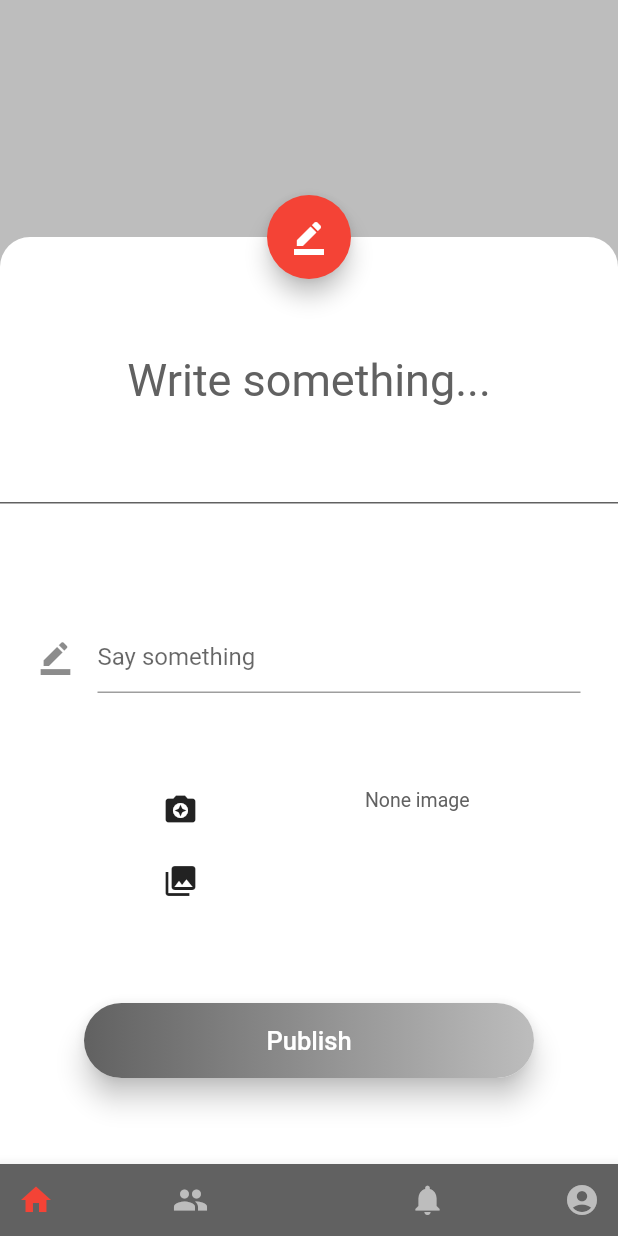
After one commit to florian-gustin/flutter_social_gf_bloc_rx, a Flutter app: the screen it shows once a user with an empty profile is signed in, after a tap on the "border color" icon, on a phone screen of 412 x 824 dp. The commit adds this screen. Run offline on Flutter 3.47's test engine with Material 2 defaults, Android fonts, the phone set to English and light mode, and no system bars; our stand-ins replace cloud_firestore, firebase_auth, firebase_storage, image_picker, rxdart; accounts and stored records are empty.

Commit message:
feat : add post

```diff
--- a/lib/blocs/bloc_home.dart
+++ b/lib/blocs/bloc_home.dart
@@ -12,7 +12,7 @@ class BlocHome extends BlocBase {
   Firebase _firebase;
   int index;
 
-  PublishSubject<int> _subjectIndex = PublishSubject<int>();
+  BehaviorSubject<int> _subjectIndex = BehaviorSubject<int>();
   Stream<int> get streamIndex => _subjectIndex.stream;
   Sink<int> get sinkIndex => _subjectIndex.sink;
 
--- /dev/null
+++ b/lib/blocs/bloc_new_post.dart
@@ -0,0 +1,57 @@
+import 'dart:io';
+
+import 'package:firebase_storage/firebase_storage.dart';
+import 'package:flutter/material.dart';
+import 'package:flutter_social_gf_bloc_rx/blocs/base.dart';
+import 'package:flutter_social_gf_bloc_rx/services/firebase.dart';
+import 'package:flutter_social_gf_bloc_rx/ui/theme/widgets.dart';
+import 'package:image_picker/image_picker.dart';
+import 'package:rxdart/rxdart.dart';
+
+class BlocNewPost extends BlocBase {
+  Firebase _firebase;
+  TextEditingController textEditingController;
+  File imageTaken;
+
+  BehaviorSubject<File> _subjectImageTaken = BehaviorSubject<File>();
+  Stream<File> get streamImageTaken => _subjectImageTaken.stream;
+  Sink<File> get sinkImageTaken => _subjectImageTaken.sink;
+
+  BlocNewPost() {
+    _firebase = Firebase();
+    textEditingController = TextEditingController();
+  }
+
+  Future<void> takePicture(ImageSource source) async {
+    File image = await ImagePicker.pickImage(
+        source: source, maxWidth: 500.0, maxHeight: 500.0);
+    imageTaken = image;
+    syncImageTaken();
+  }
+
+  Stream takePictureAsStream(ImageSource source) {
+    ImagePicker.pickImage(source: source).asStream().listen((File file) {
+      imageTaken = file;
+      syncImageTaken();
+    });
+  }
+
+  void addPostInFirebase(BuildContext context, String uid) {
+    hideKeyboard(context);
+    popContext(context);
+    if (imageTaken != null ||
+        (textEditingController.text != null &&
+            textEditingController.text != '')) {
+      _firebase.addPost(uid, textEditingController.text, imageTaken);
+    }
+  }
+
+  void syncImageTaken() => sinkImageTaken.add(imageTaken);
+
+  @override
+  void dispose() {
+    _subjectImageTaken.close();
+    textEditingController.dispose();
+    fDisposingBlocOf('Bloc New Post');
+  }
+}
--- a/lib/blocs/bloc_router.dart
+++ b/lib/blocs/bloc_router.dart
@@ -1,5 +1,6 @@
 import 'package:flutter/material.dart';
 import 'package:flutter_social_gf_bloc_rx/blocs/bloc_home.dart';
+import 'package:flutter_social_gf_bloc_rx/blocs/bloc_new_post.dart';
 import 'package:flutter_social_gf_bloc_rx/blocs/bloc_profile.dart';
 import 'package:flutter_social_gf_bloc_rx/blocs/bloc_profile.dart';
 import 'package:flutter_social_gf_bloc_rx/blocs/bloc_users.dart';
@@ -9,6 +10,7 @@ import 'package:flutter_social_gf_bloc_rx/models/user.dart';
 import 'package:flutter_social_gf_bloc_rx/ui/pages/auth_page.dart';
 import 'package:flutter_social_gf_bloc_rx/ui/pages/feed_page.dart';
 import 'package:flutter_social_gf_bloc_rx/ui/pages/home_page.dart';
+import 'package:flutter_social_gf_bloc_rx/ui/pages/new_post_page.dart';
 import 'package:flutter_social_gf_bloc_rx/ui/pages/notifications_page.dart';
 import 'package:flutter_social_gf_bloc_rx/ui/pages/notifications_page.dart';
 import 'package:flutter_social_gf_bloc_rx/ui/pages/notifications_page.dart';
@@ -59,4 +61,10 @@ class BlocRouter {
         onDispose: (_, bloc) => bloc.dispose(),
         child: ProfilePage(),
       );
+
+  BlocProvider newPost() => BlocProvider<BlocNewPost>(
+        builder: (_, bloc) => BlocNewPost(),
+        onDispose: (_, bloc) => bloc.dispose(),
+        child: NewPostPage(),
+      );
 }
--- /dev/null
+++ b/lib/models/post.dart
@@ -0,0 +1,40 @@
+import 'package:cloud_firestore/cloud_firestore.dart';
+import 'package:flutter_social_gf_bloc_rx/models/user.dart';
+import 'package:flutter_social_gf_bloc_rx/ui/theme/widgets.dart';
+
+class Post {
+  DocumentReference ref;
+  String documentID, id, text, userID, imageUrl;
+  int date;
+  List<dynamic> likes;
+  List<dynamic> comments;
+
+  User user;
+
+  Post(this.user, DocumentSnapshot snapshot) {
+    ref = snapshot.reference;
+    documentID = snapshot.documentID;
+    Map<String, dynamic> map = snapshot.data;
+    id = map[kPostID];
+    text = map[kText];
+    userID = map[kUID];
+    imageUrl = map[kImageUrl];
+    date = map[kDate];
+    likes = map[kLikes];
+    comments = map[kComments];
+  }
+
+  Map<String, dynamic> toMap() {
+    Map<String, dynamic> map = {
+      kPostID: id,
+      kUID: userID,
+      kDate: date,
+      kLikes: likes,
+      kComments: comments,
+    };
+    if (text != null) map[kText] = text;
+    if (imageUrl != null) map[kImageUrl] = imageUrl;
+
+    return map;
+  }
+}
--- a/lib/ui/pages/home_page.dart
+++ b/lib/ui/pages/home_page.dart
@@ -32,19 +32,25 @@ class HomePage extends StatelessWidget {
     return StreamBuilder<User>(
       stream: home.streamUser,
       builder: (context, snapshot) {
+        final user = snapshot.data;
         return (snapshot.hasData)
-            ? StreamBuilder(
+            ? StreamBuilder<int>(
                 stream: home.streamIndex,
                 builder: (ctx, snap) {
-                  return (snapshot.hasData)
+                  final index = snap.data;
+                  return (snap.hasData)
                       ? Scaffold(
                           key: home.globalKey,
                           backgroundColor: base,
-                          body: showPage(snap.data, snapshot.data),
+                          body: showPage(index, user),
                           floatingActionButtonLocation:
                               FloatingActionButtonLocation.centerDocked,
                           floatingActionButton: FloatingActionButton(
-                            onPressed: () {},
+                            onPressed: () {
+                              home.globalKey.currentState.showBottomSheet(
+                                (context) => BlocRouter().newPost(),
+                              );
+                            },
                             child: iWrite,
                             backgroundColor: pointer,
                           ),
@@ -53,12 +59,12 @@ class HomePage extends StatelessWidget {
                                 icon: iHome,
                                 onPressed: (() =>
                                     home.onBottomBarItemSelected(0)),
-                                selected: home.index == 0),
+                                selected: index == 0),
                             MyBarItem(
                                 icon: iFriends,
                                 onPressed: (() =>
                                     home.onBottomBarItemSelected(1)),
-                                selected: home.index == 1),
+                                selected: index == 1),
                             SizedBox(
                               height: 0,
                               width: 0,
@@ -67,12 +73,12 @@ class HomePage extends StatelessWidget {
                                 icon: iNotifications,
                                 onPressed: (() =>
                                     home.onBottomBarItemSelected(2)),
-                                selected: home.index == 2),
+                                selected: index == 2),
                             MyBarItem(
                                 icon: iProfile,
                                 onPressed: (() =>
                                     home.onBottomBarItemSelected(3)),
-                                selected: home.index == 3),
+                                selected: index == 3),
                           ]),
                         )
                       : SizedBox();
--- /dev/null
+++ b/lib/ui/pages/new_post_page.dart
@@ -0,0 +1,102 @@
+import 'dart:io';
+
+import 'package:flutter/material.dart';
+import 'package:flutter_social_gf_bloc_rx/blocs/base.dart';
+import 'package:flutter_social_gf_bloc_rx/blocs/bloc_home.dart';
+import 'package:flutter_social_gf_bloc_rx/blocs/bloc_new_post.dart';
+import 'package:flutter_social_gf_bloc_rx/ui/theme/widgets.dart';
+import 'package:image_picker/image_picker.dart';
+
+class NewPostPage extends StatelessWidget {
+  @override
+  Widget build(BuildContext context) {
+    final newPost = GetBloc.of<BlocNewPost>(context);
+    final home = GetBloc.of<BlocHome>(context);
+
+    return Container(
+      color: base,
+      height: MediaQuery.of(context).size.height * 0.75,
+      child: Container(
+        decoration: BoxDecoration(
+          color: white,
+          borderRadius: BorderRadius.only(
+            topLeft: Radius.circular(20.0),
+            topRight: Radius.circular(20.0),
+          ),
+        ),
+        child: InkWell(
+          onTap: () => hideKeyboard(context),
+          child: Column(
+            mainAxisAlignment: MainAxisAlignment.spaceEvenly,
+            children: <Widget>[
+              MyPadding(
+                child: MyText(
+                  'Write something...',
+                  color: baseAccent,
+                  fontSize: 30.0,
+                ),
+                top: 25.0,
+              ),
+              MyPadding(
+                child: Container(
+                  width: MediaQuery.of(context).size.width,
+                  height: 1.0,
+                  color: baseAccent,
+                ),
+              ),
+              MyPadding(
+                child: MyTextField(
+                  controller: newPost.textEditingController,
+                  hint: 'Say something',
+                  icon: iWrite,
+                ),
+                top: 25.0,
+                right: 25.0,
+                left: 25.0,
+              ),
+              Row(
+                mainAxisAlignment: MainAxisAlignment.spaceEvenly,
+                children: <Widget>[
+                  Column(
+                    children: <Widget>[
+                      IconButton(
+                          icon: iCam,
+                          onPressed: () {
+                            newPost.takePictureAsStream(ImageSource.camera);
+                          }),
+                      IconButton(
+                          icon: iGallery,
+                          onPressed: () {
+                            newPost.takePictureAsStream(ImageSource.gallery);
+                          }),
+                    ],
+                  ),
+                  Container(
+                    width: 75.0,
+                    height: 75.0,
+                    child: StreamBuilder<File>(
+                      stream: newPost.streamImageTaken,
+                      builder: (ctx, snapImage) {
+                        return (snapImage.hasData)
+                            ? Image.file(snapImage.data)
+                            : MyText(
+                                'None image',
+                                fontSize: 13.0,
+                                color: baseAccent,
+                              );
+                      },
+                    ),
+                  ),
+                ],
+              ),
+              MyGradientButton(
+                  onPressed: () =>
+                      newPost.addPostInFirebase(context, home.user.uid),
+                  text: 'Publish')
+            ],
+          ),
+        ),
+      ),
+    );
+  }
+}
--- a/lib/ui/theme/widgets.dart
+++ b/lib/ui/theme/widgets.dart
@@ -12,3 +12,4 @@ export 'widgets/my_loading_page.dart';
 export 'widgets/my_loading_center.dart';
 export 'widgets/my_bottom_bar.dart';
 export 'widgets/my_bar_item.dart';
+export 'widgets/my_gradient_button.dart';
--- /dev/null
+++ b/lib/ui/theme/widgets/my_gradient_button.dart
@@ -0,0 +1,45 @@
+import 'package:flutter/material.dart';
+
+import '../widgets.dart';
+import 'my_gradient.dart';
+
+class MyGradientButton extends StatelessWidget {
+  final double elevation;
+  final double width;
+  final double height;
+  final Function onPressed;
+  final String text;
+
+  const MyGradientButton({
+    Key key,
+    this.elevation = 7.5,
+    @required this.onPressed,
+    this.width = 300.0,
+    this.height = 50.0,
+    @required this.text,
+  }) : super(key: key);
+
+  @override
+  Widget build(BuildContext context) {
+    return Card(
+      shape: RoundedRectangleBorder(
+        borderRadius: BorderRadius.circular(height / 2),
+      ),
+      elevation: elevation,
+      child: Container(
+        width: 300.0,
+        height: 50.0,
+        decoration: MyGradient(
+          startColor: baseAccent,
+          endColor: base,
+          radius: height / 2,
+          isHorizontal: true,
+        ),
+        child: FlatButton(
+          onPressed: onPressed,
+          child: MyText(text),
+        ),
+      ),
+    );
+  }
+}
--- a/pubspec.yaml
+++ b/pubspec.yaml
@@ -29,7 +29,9 @@ dependencies:
   firebase_core: ^0.4.0+9
   firebase_analytics: ^5.0.2
   firebase_auth: ^0.14.0+5
+  firebase_storage: ^3.1.5
   cloud_firestore: ^0.12.9+5
+  image_picker: ^0.6.4
 
 dev_dependencies:
   flutter_test:
```
Also changed, not shown: lib/services/firebase.dart (+39 -0 lines), lib/ui/pages/auth_page.dart (+5 -21 lines), lib/ui/theme/widgets/my_constants.dart (+9 -0 lines), pubspec.lock, 2 other files.
